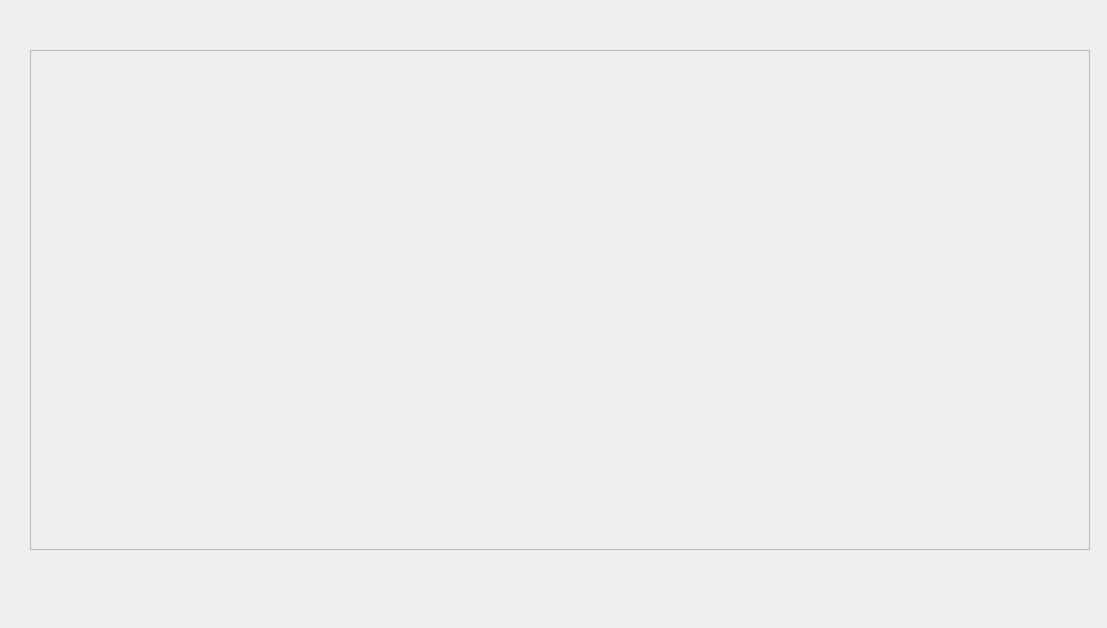
Before: the Qt Designer form associated_interface.ui in Han-Bug/Software-Engineering-Practice, drawn with Qt 5.
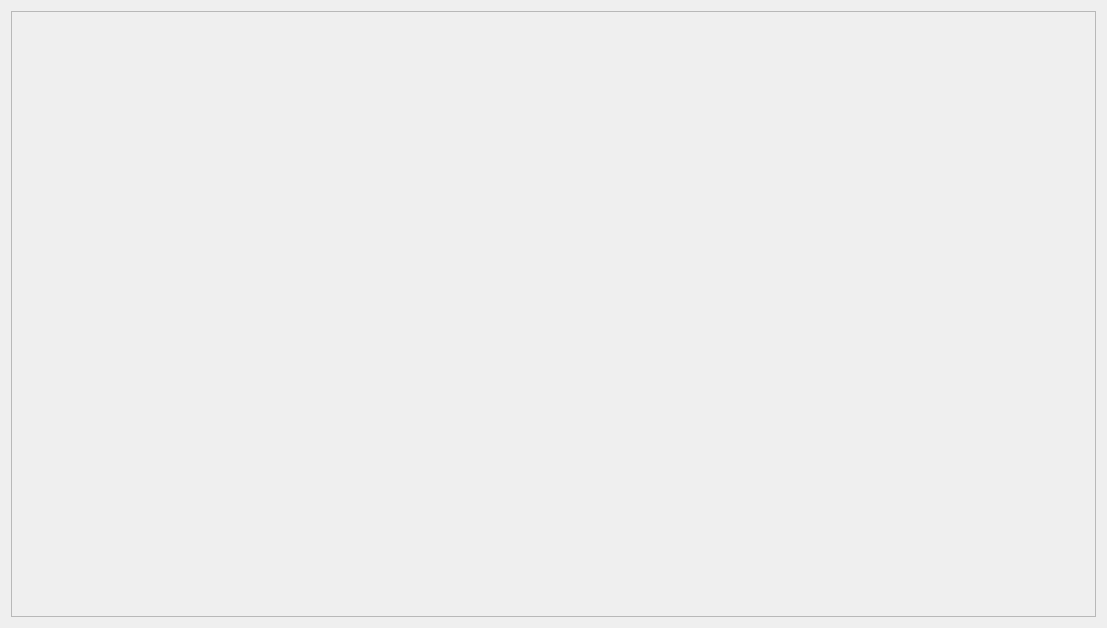
After: the same form once the commit is applied.

Commit message:
少量内容修改（二手市场、文章窗口调整、删除多余按钮）
添加了板块：“二手市场”
固定了关联窗口的大小
优化了文章窗口的伸缩性

```diff
--- a/associated_interface.ui
+++ b/associated_interface.ui
@@ -10,18 +10,24 @@
     <height>628</height>
    </rect>
   </property>
+  <property name="minimumSize">
+   <size>
+    <width>1107</width>
+    <height>628</height>
+   </size>
+  </property>
+  <property name="maximumSize">
+   <size>
+    <width>1107</width>
+    <height>628</height>
+   </size>
+  </property>
   <property name="windowTitle">
    <string>Form</string>
   </property>
+  <layout class="QVBoxLayout" name="verticalLayout">
+   <item>
   <widget class="QScrollArea" name="scrollArea">
-   <property name="geometry">
-    <rect>
-     <x>30</x>
-     <y>50</y>
-     <width>1060</width>
-     <height>500</height>
-    </rect>
-   </property>
    <property name="minimumSize">
     <size>
      <width>1060</width>
@@ -36,12 +42,14 @@
      <rect>
       <x>0</x>
       <y>0</y>
-      <width>1058</width>
-      <height>498</height>
+        <width>1083</width>
+        <height>604</height>
      </rect>
     </property>
    </widget>
   </widget>
+   </item>
+  </layout>
  </widget>
  <resources/>
  <connections/>
```
Lines whose indentation alone changed are shown as unchanged. The commit also changes 6 other files.
